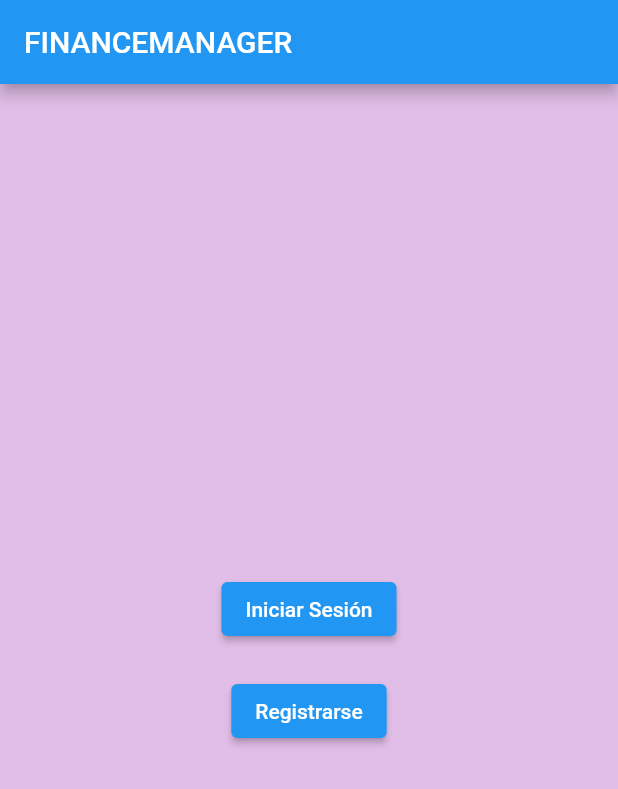
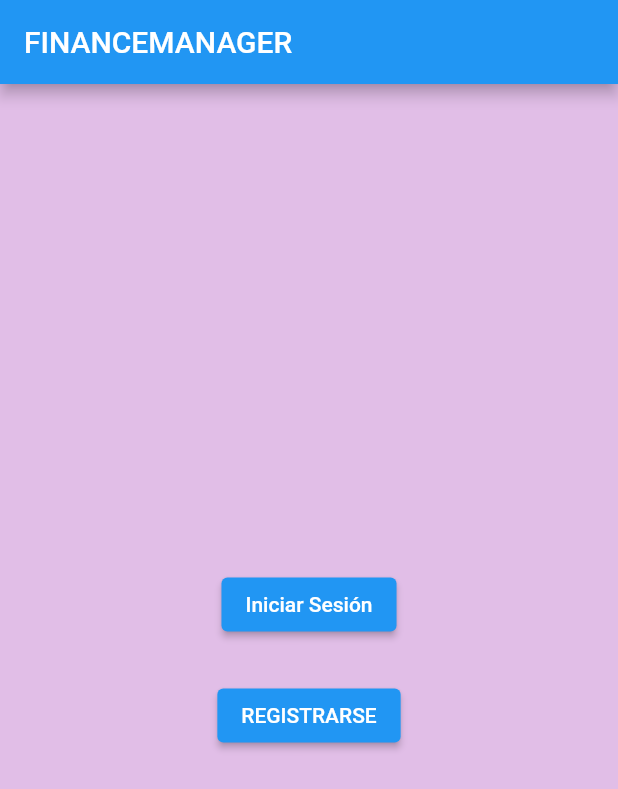
Before and after one commit to yarethzy/finanzas2, a Flutter app: the screen it shows after launch, on a phone screen of 412 x 824 dp. Shown: the top 789 px of the screen. Run offline on Flutter 3.47's test engine with Material 2 defaults, Android fonts, the phone set to English and light mode, and no system bars; our stand-ins replace sqflite, sqflite_common_ffi; accounts and stored records are empty.

Commit message:
ultimoo
2,2

```diff
--- a/lib/main.dart
+++ b/lib/main.dart
@@ -39,7 +39,7 @@
               },
               child: Text('Iniciar Sesión'),
             ),
-            SizedBox(height: 20),
+            SizedBox(height: 26),
             ElevatedButton(
               onPressed: () {
                 Navigator.push(
@@ -47,7 +47,7 @@
                   MaterialPageRoute(builder: (context) => RegisterScreen()),
                 );
               },
-              child: Text('Registrarse'),
+              child: Text('REGISTRARSE'),
             ),
           ],
         ),
```
